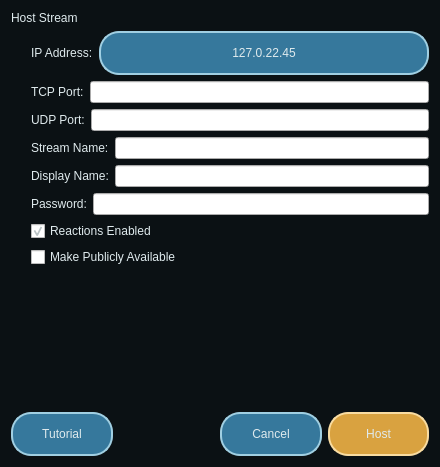
Before: the Qt Designer form app/home/hoststreamwindow.ui in erakai/Mercury, drawn with Qt 5.
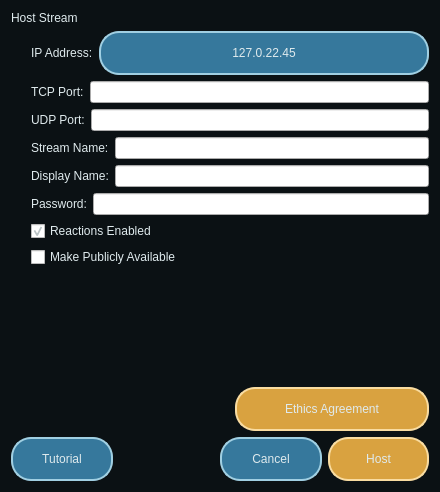
After: the same form once the commit is applied. Icons and pictures are not drawn.

Commit message: ethics agreement

```diff
--- a/app/home/hoststreamwindow.ui
+++ b/app/home/hoststreamwindow.ui
@@ -7,7 +7,7 @@
     <x>0</x>
     <y>0</y>
     <width>440</width>
-    <height>467</height>
+    <height>492</height>
    </rect>
   </property>
   <property name="sizePolicy">
@@ -39,6 +39,15 @@
 	background-color: rgba(217, 162, 64, 80);
 	border: 2px solid rgb(249, 220, 161);
 }
+QPushButton#ethics_button {
+	min-width: 190;
+	background-color: rgb(217, 162, 64);
+	border: 2px solid rgb(249, 220, 161);
+}
+QPushButton#ethics_button:pressed {
+	background-color: rgba(217, 162, 64, 80);
+	border: 2px solid rgb(249, 220, 161);
+}
 
 QLabel {
 	color: rgb(223, 234, 237);
@@ -223,6 +232,39 @@
      </property>
     </spacer>
    </item>
+   <item>
+    <layout class="QHBoxLayout" name="horizontalLayout_9">
+     <item>
+      <spacer name="horizontalSpacer_3">
+       <property name="orientation">
+        <enum>Qt::Orientation::Horizontal</enum>
+       </property>
+       <property name="sizeHint" stdset="0">
+        <size>
+         <width>20</width>
+         <height>20</height>
+        </size>
+       </property>
+      </spacer>
+     </item>
+     <item>
+      <widget class="QPushButton" name="ethics_button">
+       <property name="minimumSize">
+        <size>
+         <width>200</width>
+         <height>44</height>
+        </size>
+       </property>
+       <property name="text">
+        <string>Ethics Agreement</string>
+       </property>
+       <property name="default">
+        <bool>false</bool>
+       </property>
+      </widget>
+     </item>
+    </layout>
+   </item>
    <item>
     <layout class="QHBoxLayout" name="horizontalLayout">
      <item>
@@ -513,6 +555,14 @@
          <verstretch>0</verstretch>
         </sizepolicy>
        </property>
+       <property name="styleSheet">
+        <string notr="true">QPushButton:disabled {
+color: white;
+background-color: gray;
+border-color: gray;
+}
+</string>
+       </property>
        <property name="text">
         <string>Host</string>
        </property>
```
The commit also changes 3 other files.
